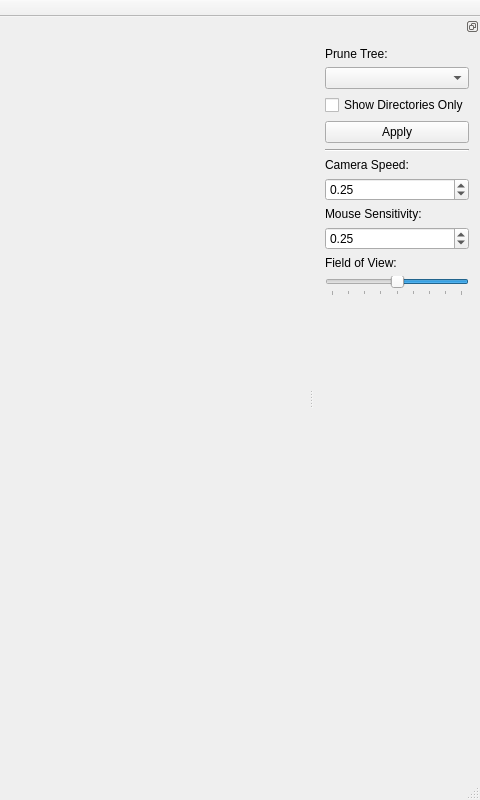
Old version of the form mainwindow.ui in the repository TimSevereijns/D-Viz; both pictures show x 720 to 1200 and y 0 to 800 of the 1200 by 800 pixel window.
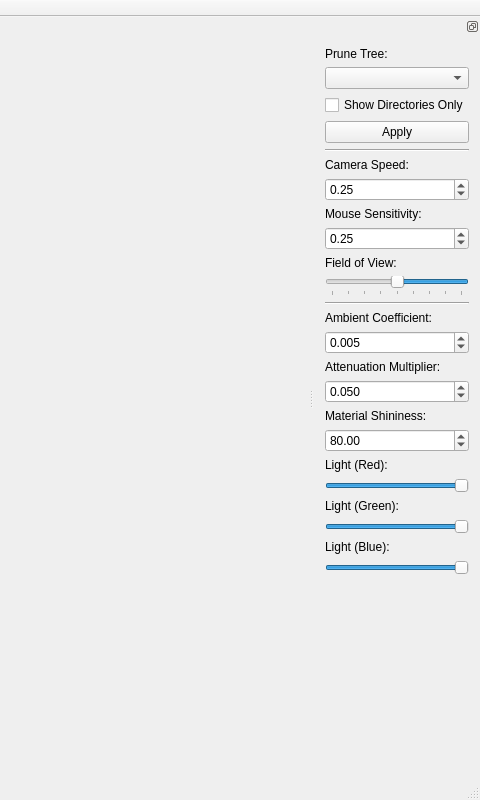
New version of the form.

Commit message:
UI > Lighting Controls
+ Added a number of spinners and sliders to control attentuation,
ambiance, light intensity, etc.
+ Started working on an FXAA fragment shader.

The edit to the form file:
```diff
--- a/mainwindow.ui
+++ b/mainwindow.ui
@@ -68,7 +68,7 @@
    <property name="minimumSize">
     <size>
      <width>150</width>
-     <height>290</height>
+     <height>561</height>
     </size>
    </property>
    <property name="features">
@@ -192,6 +192,136 @@
        </property>
       </widget>
      </item>
+     <item>
+      <widget class="Line" name="line_2">
+       <property name="orientation">
+        <enum>Qt::Horizontal</enum>
+       </property>
+      </widget>
+     </item>
+     <item>
+      <widget class="QLabel" name="label">
+       <property name="text">
+        <string>Ambient Coefficient:</string>
+       </property>
+      </widget>
+     </item>
+     <item>
+      <widget class="QDoubleSpinBox" name="ambientCoefficientSpinner">
+       <property name="decimals">
+        <number>3</number>
+       </property>
+       <property name="maximum">
+        <double>1.000000000000000</double>
+       </property>
+       <property name="singleStep">
+        <double>0.005000000000000</double>
+       </property>
+       <property name="value">
+        <double>0.005000000000000</double>
+       </property>
+      </widget>
+     </item>
+     <item>
+      <widget class="QLabel" name="label_2">
+       <property name="text">
+        <string>Attenuation Multiplier:</string>
+       </property>
+      </widget>
+     </item>
+     <item>
+      <widget class="QDoubleSpinBox" name="attenuationSpinner">
+       <property name="decimals">
+        <number>3</number>
+       </property>
+       <property name="maximum">
+        <double>1.000000000000000</double>
+       </property>
+       <property name="singleStep">
+        <double>0.005000000000000</double>
+       </property>
+       <property name="value">
+        <double>0.050000000000000</double>
+       </property>
+      </widget>
+     </item>
+     <item>
+      <widget class="QLabel" name="label_3">
+       <property name="text">
+        <string>Material Shininess:</string>
+       </property>
+      </widget>
+     </item>
+     <item>
+      <widget class="QDoubleSpinBox" name="shininesSpinner">
+       <property name="maximum">
+        <double>100.000000000000000</double>
+       </property>
+       <property name="value">
+        <double>80.000000000000000</double>
+       </property>
+      </widget>
+     </item>
+     <item>
+      <widget class="QLabel" name="label_4">
+       <property name="text">
+        <string>Light (Red):</string>
+       </property>
+      </widget>
+     </item>
+     <item>
+      <widget class="QSlider" name="lightRedSlider">
+       <property name="maximum">
+        <number>100</number>
+       </property>
+       <property name="value">
+        <number>100</number>
+       </property>
+       <property name="orientation">
+        <enum>Qt::Horizontal</enum>
+       </property>
+      </widget>
+     </item>
+     <item>
+      <widget class="QLabel" name="label_5">
+       <property name="text">
+        <string>Light (Green):</string>
+       </property>
+      </widget>
+     </item>
+     <item>
+      <widget class="QSlider" name="lightGreenSlider">
+       <property name="maximum">
+        <number>100</number>
+       </property>
+       <property name="value">
+        <number>100</number>
+       </property>
+       <property name="orientation">
+        <enum>Qt::Horizontal</enum>
+       </property>
+      </widget>
+     </item>
+     <item>
+      <widget class="QLabel" name="label_6">
+       <property name="text">
+        <string>Light (Blue):</string>
+       </property>
+      </widget>
+     </item>
+     <item>
+      <widget class="QSlider" name="lightBlueSlider">
+       <property name="maximum">
+        <number>100</number>
+       </property>
+       <property name="value">
+        <number>100</number>
+       </property>
+       <property name="orientation">
+        <enum>Qt::Horizontal</enum>
+       </property>
+      </widget>
+     </item>
      <item>
       <spacer name="verticalSpacer">
        <property name="orientation">
```
The commit also changes 7 other files.
